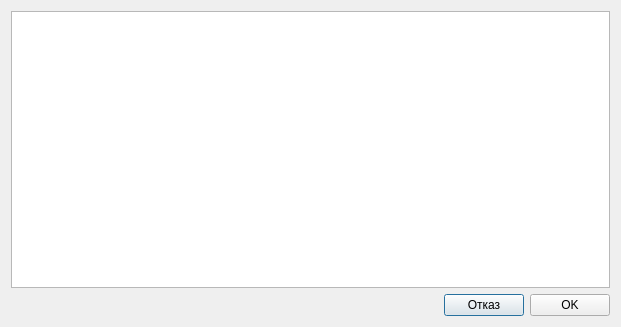
Before: the Qt Designer form src/View/MonthNotifDialog/MonthNotifDialog.ui in thefinalcutbg/DinoDent, drawn with Qt 5.
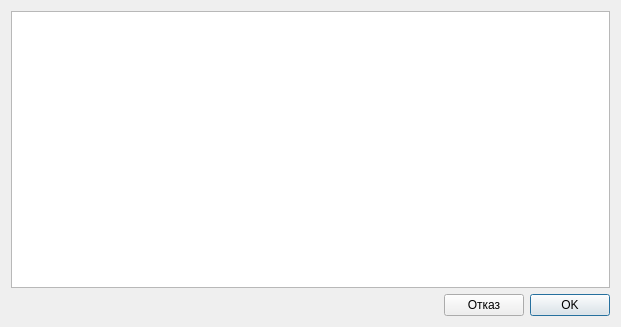
After: the same form once the commit is applied.

What changed in the file:
```diff
--- a/src/View/MonthNotifDialog/MonthNotifDialog.ui
+++ b/src/View/MonthNotifDialog/MonthNotifDialog.ui
@@ -37,6 +37,9 @@
        <property name="text">
         <string>Отказ</string>
        </property>
+       <property name="autoDefault">
+        <bool>false</bool>
+       </property>
       </widget>
      </item>
      <item>
```
